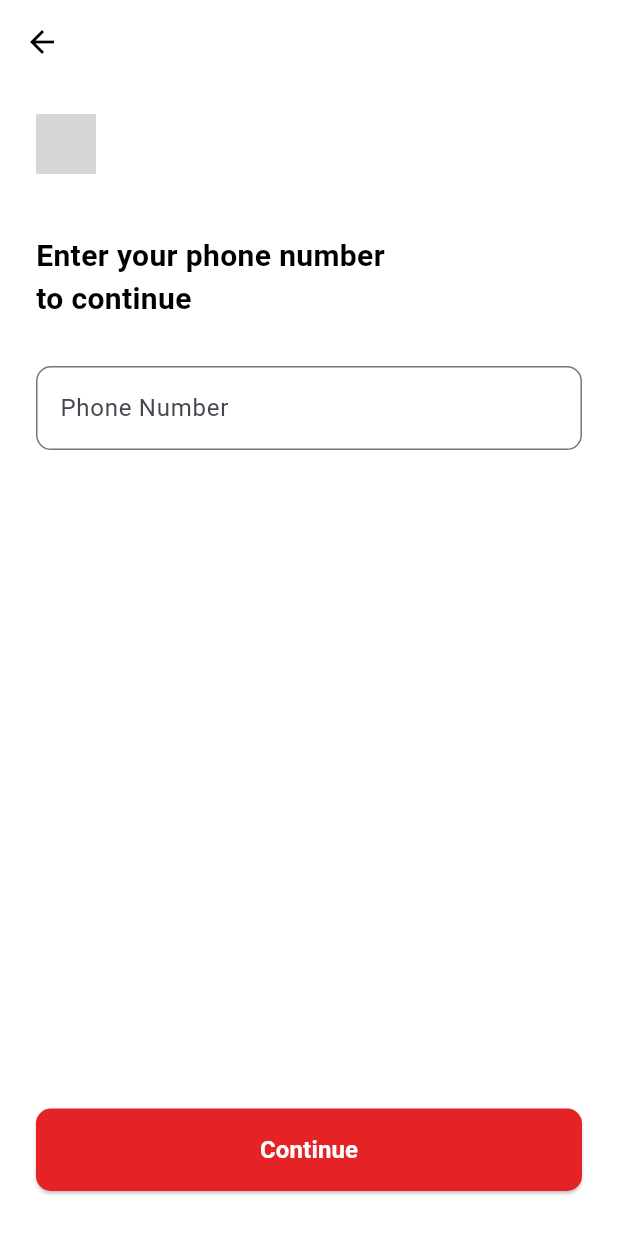
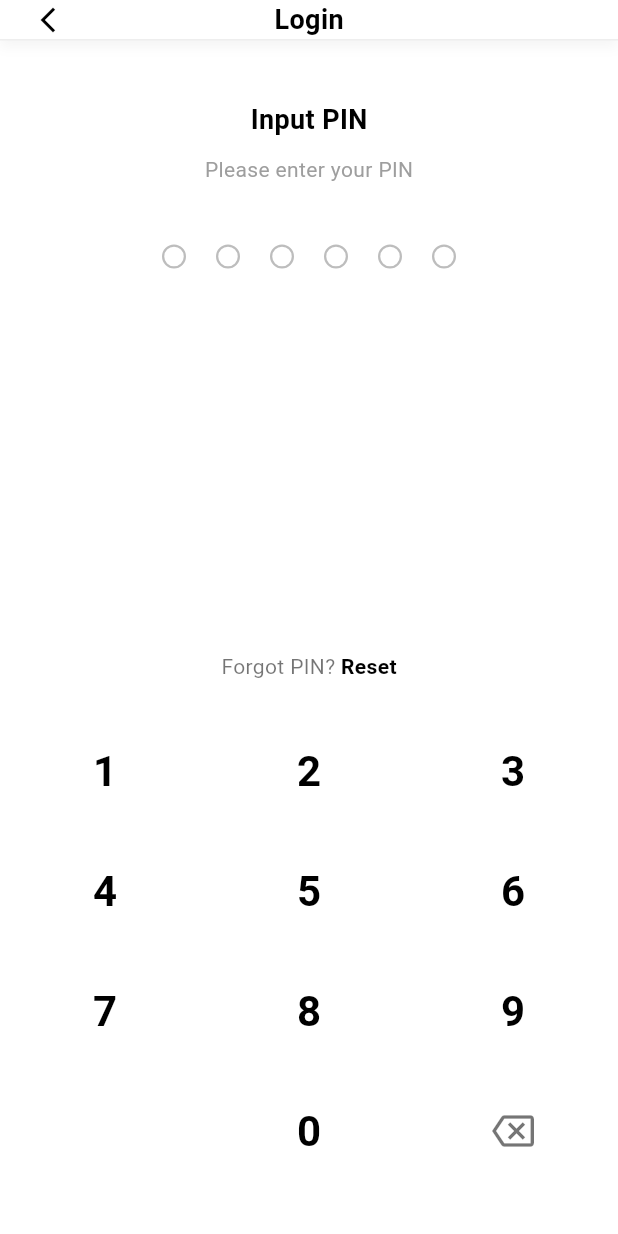
Before and after one commit to RafaEnricoo/Aplikasi_Mobile_LinkAja, a Flutter app: the screen it shows after launch, after a tap on "Get Started", on a phone screen of 412 x 824 dp. Run offline on Flutter 3.47's test engine with Material 3 defaults, Android fonts, the phone set to English and light mode, and no system bars; Roboto replaces fonts that are missing (Poppins); grey boxes are pictures that could not be loaded.

Commit message:
landing page

```diff
--- a/lib/screens/landing_page.dart
+++ b/lib/screens/landing_page.dart
@@ -1,5 +1,5 @@
 import 'package:flutter/material.dart';
-import 'dart:async'; // 1. IMPORT INI WAJIB (untuk Timer)
+import 'dart:async';
 import 'login.dart';
 
 class LandingPage extends StatefulWidget {
@@ -12,13 +12,11 @@ class LandingPage extends StatefulWidget {
 class _LandingPageState extends State<LandingPage> {
   final PageController _pageController = PageController();
   int _currentPage = 0;
-
   bool _isHovering = false;
-
-  // 2. VARIABEL TIMER
   Timer? _timer;
 
-  final Color brandRed = Colors.red;
+  // Warna Merah Vivid (Lebih Terang)
+  final Color brandRed = const Color(0xFFFF1F1F);
   final Color greyText = const Color(0xFF7A7A7A);
 
   final List<Map<String, String>> _slides = [
@@ -39,33 +37,30 @@ class _LandingPageState extends State<LandingPage> {
     },
   ];
 
-  // 3. INIT STATE: Jalankan Timer saat halaman dibuka
   @override
   void initState() {
     super.initState();
     _startAutoScroll();
   }
 
-  // 4. FUNGSI LOGIKA AUTO SCROLL
   void _startAutoScroll() {
     _timer = Timer.periodic(const Duration(seconds: 3), (Timer timer) {
       if (_currentPage < _slides.length - 1) {
         _currentPage++;
       } else {
-        _currentPage = 0; // Balik ke halaman pertama jika sudah mentok
+        _currentPage = 0;
       }
 
       if (_pageController.hasClients) {
         _pageController.animateToPage(
           _currentPage,
-          duration: const Duration(milliseconds: 350), // Kecepatan geser
-          curve: Curves.easeIn, // Efek animasi
+          duration: const Duration(milliseconds: 350),
+          curve: Curves.easeIn,
         );
       }
     });
   }
 
-  // 5. DISPOSE: Matikan Timer saat keluar halaman (PENTING biar gak memori leak)
   @override
   void dispose() {
     _timer?.cancel();
@@ -82,7 +77,7 @@ class _LandingPageState extends State<LandingPage> {
           children: [
             const SizedBox(height: 20),
 
-            // LOGO
+            // 1. LOGO
             Padding(
               padding: const EdgeInsets.symmetric(horizontal: 24.0),
               child: Image.asset(
@@ -96,7 +91,7 @@ class _LandingPageState extends State<LandingPage> {
               ),
             ),
 
-            // SLIDER
+            // 2. SLIDER GAMBAR
             Expanded(
               child: PageView.builder(
                 controller: _pageController,
@@ -116,12 +111,10 @@ class _LandingPageState extends State<LandingPage> {
               ),
             ),
 
-            // BOTTOM SECTION
-            Padding(
-              padding: const EdgeInsets.symmetric(horizontal: 24.0, vertical: 30.0),
-              child: Column(
-                children: [
-                  // INDIKATOR
+            // --- JARAK ANTARA SLIDER DAN INDIKATOR ---
+            const SizedBox(height: 40),
+
+            // 3. INDIKATOR (STATIC POSITION)
             Row(
               mainAxisAlignment: MainAxisAlignment.center,
               children: List.generate(
@@ -130,10 +123,14 @@ class _LandingPageState extends State<LandingPage> {
               ),
             ),
 
-                  const SizedBox(height: 40),
+            // 4. JARAK PEMISAH (GAP BESAR KE TOMBOL)
+            // Anda bisa sesuaikan 100-180 tergantung panjang layar HP target
+            const SizedBox(height: 180),
 
-                  // B. TOMBOL "Get Started" (REVISI: LEBIH TERANG & TEXT FIX)
-                  MouseRegion(
+            // 5. TOMBOL "Get Started"
+            Padding(
+              padding: const EdgeInsets.only(left: 24.0, right: 24.0, bottom: 40.0),
+              child: MouseRegion(
                 onEnter: (_) => setState(() => _isHovering = true),
                 onExit: (_) => setState(() => _isHovering = false),
 
@@ -151,52 +148,41 @@ class _LandingPageState extends State<LandingPage> {
                     height: 55,
                     decoration: BoxDecoration(
                       borderRadius: BorderRadius.circular(30),
-
-                          // 1. REVISI WARNA: MERAH LEBIH TERANG (VIVID)
                       gradient: LinearGradient(
                         begin: Alignment.topCenter,
                         end: Alignment.bottomCenter,
                         colors: _isHovering
-                              // Saat Hover: Merah agak Orange dikit biar nyala
                           ? [const Color(0xFFFF6B6B), const Color(0xFFFF3333)]
-                              // Normal: Merah Terang (Vivid) ke Merah LinkAja Standard
                           : [const Color(0xFFFF4545), const Color(0xFFE52326)],
                       ),
-
                       boxShadow: [
                         BoxShadow(
-                              color: const Color.fromARGB(255, 102, 20, 20).withOpacity(0.4), // Shadow merah gelap (bukan hitam pekat)
+                          color: const Color(0xFFD32F2F).withOpacity(0.4),
                           offset: const Offset(0, 4),
                           blurRadius: 8,
                         ),
                       ],
-
+                    ),
+                    foregroundDecoration: BoxDecoration(
+                      borderRadius: BorderRadius.circular(30),
                       border: Border(
                         top: BorderSide(color: Colors.white.withOpacity(0.5), width: 1.5),
                         right: BorderSide(color: Colors.white.withOpacity(0.3), width: 1.0),
-                            left: BorderSide.none,
-                            bottom: BorderSide(color: Colors.black.withOpacity(0.05), width: 1.0),
                       ),
                     ),
-
-                        // --- BAGIAN INI PENTING AGAR TEKS MUNCUL ---
-                        // Pastikan 'child' ini ada DI DALAM AnimatedContainer, bukan di luarnya
                     child: const Center(
                       child: Text(
                         "Get Started",
                         style: TextStyle(
                           fontSize: 18,
                           fontWeight: FontWeight.bold,
-                              color: Colors.white, // Warna teks putih
+                          color: Colors.white,
                           letterSpacing: 0.5,
                         ),
                       ),
                     ),
-                        // -------------------------------------------
                   ),
                 ),
-                  ),
-                ],
               ),
             ),
           ],
@@ -204,6 +190,8 @@ class _LandingPageState extends State<LandingPage> {
       ),
     );
   }
+
+  // --- HELPER WIDGETS ---
 
   Widget _buildSlideItem({
     required String image,
@@ -213,20 +201,33 @@ class _LandingPageState extends State<LandingPage> {
     return Padding(
       padding: const EdgeInsets.symmetric(horizontal: 24.0),
       child: Column(
-        mainAxisAlignment: MainAxisAlignment.center,
         children: [
-          ConstrainedBox(
-            constraints: const BoxConstraints(maxHeight: 300),
+          // SPACER ATAS (Mendorong konten ke bawah agar sejajar dasar)
+          const Spacer(),
+
+          // FIXED HEIGHT GAMBAR (Agar base-nya rata)
+          SizedBox(
+            height: 280,
+            width: double.infinity,
             child: Image.asset(
               image,
               fit: BoxFit.contain,
+              alignment: Alignment.bottomCenter,
               errorBuilder: (ctx, err, stack) => Container(
-                height: 250, width: 250, color: Colors.grey[200],
+                color: Colors.grey[200],
                 child: const Icon(Icons.image_not_supported, size: 50, color: Colors.grey),
               ),
             ),
           ),
+
           const SizedBox(height: 40),
+
+          // FIXED HEIGHT TEKS (Agar judul mulai di titik yg sama)
+          SizedBox(
+            height: 110,
+            child: Column(
+              mainAxisAlignment: MainAxisAlignment.start,
+              children: [
                 Text(
                   title,
                   textAlign: TextAlign.center,
@@ -236,15 +237,22 @@ class _LandingPageState extends State<LandingPage> {
                     color: Colors.black,
                     height: 1.2,
                   ),
+                  maxLines: 2,
+                  overflow: TextOverflow.ellipsis,
                 ),
                 const SizedBox(height: 16),
                 Text(
                   subtitle,
                   textAlign: TextAlign.center,
                   style: TextStyle(
-              fontSize: 14,
+                    fontSize: 16,
                     color: greyText,
                     height: 1.5,
+                  ),
+                  maxLines: 2,
+                  overflow: TextOverflow.ellipsis,
+                ),
+              ],
             ),
           ),
         ],
--- a/lib/screens/login.dart
+++ b/lib/screens/login.dart
@@ -1,94 +1,237 @@
 import 'package:flutter/material.dart';
-import 'dashboard.dart'; // Import Dashboard agar bisa masuk setelah login
+import 'dashboard.dart'; // Import dashboard untuk navigasi
 
-class LoginScreen extends StatelessWidget {
+class LoginScreen extends StatefulWidget {
   const LoginScreen({super.key});
+
+  @override
+  State<LoginScreen> createState() => _LoginScreenState();
+}
+
+class _LoginScreenState extends State<LoginScreen> {
+  String _enteredPin = "";
+  final int _pinLength = 6;
+
+  void _onKeyPressed(String value) {
+    if (_enteredPin.length < _pinLength) {
+      setState(() {
+        _enteredPin += value;
+      });
+      if (_enteredPin.length == _pinLength) {
+        _submitLogin();
+      }
+    }
+  }
+
+  void _onDeletePressed() {
+    if (_enteredPin.isNotEmpty) {
+      setState(() {
+        _enteredPin = _enteredPin.substring(0, _enteredPin.length - 1);
+      });
+    }
+  }
+
+  void _submitLogin() {
+    Future.delayed(const Duration(milliseconds: 300), () {
+      Navigator.pushAndRemoveUntil(
+        context,
+        MaterialPageRoute(builder: (context) => const DashboardScreen()),
+        (route) => false,
+      );
+    });
+  }
 
   @override
   Widget build(BuildContext context) {
     return Scaffold(
       backgroundColor: Colors.white,
-      appBar: AppBar(
-        backgroundColor: Colors.white,
-        elevation: 0,
-        // Tombol back hitam
-        leading: IconButton(
-          icon: const Icon(Icons.arrow_back, color: Colors.black),
+
+      // --- CUSTOM APP BAR ---
+      // Kita ganti AppBar biasa dengan PreferredSize agar bisa pakai Container + Dekorasi
+      appBar: PreferredSize(
+        preferredSize: const Size.fromHeight(60), // Tinggi Header
+        child: Container(
+          decoration: BoxDecoration(
+            color: Colors.white, // Background Shape Putih
+
+            // 1. STROKE / BORDER BAWAH
+            border: Border(
+              bottom: BorderSide(
+                color: Colors.grey.shade200, // Warna stroke tipis
+                width: 1.0,
+              ),
+            ),
+
+            // 2. SHADOW (BAYANGAN DI BAWAH HEADER)
+            boxShadow: [
+              BoxShadow(
+                color: Colors.black.withOpacity(0.04), // Bayangan halus
+                offset: const Offset(0, 4), // Arah bayangan ke bawah
+                blurRadius: 6, // Keburaman bayangan
+              ),
+            ],
+          ),
+          child: SafeArea(
+            child: Stack(
+              alignment: Alignment.center,
+              children: [
+                // Tombol Back (Kiri)
+                Positioned(
+                  left: 8, // Jarak dari kiri
+                  child: IconButton(
+                    icon: const Icon(Icons.arrow_back_ios_new, size: 20, color: Colors.black),
                     onPressed: () => Navigator.pop(context),
                   ),
                 ),
-      body: Padding(
-        padding: const EdgeInsets.symmetric(horizontal: 24.0),
-        child: Column(
-          crossAxisAlignment: CrossAxisAlignment.start,
-          children: [
-            const SizedBox(height: 20),
-            // Logo Kecil
-            Image.asset(
-              'assets/images/landing_page/logo_linkaja.png', // Pakai logo yang sama
-              height: 40,
-              errorBuilder: (ctx, err, stack) => const Icon(Icons.account_balance_wallet, color: Colors.red, size: 40),
-            ),
-            const SizedBox(height: 40),
 
-            // Judul
+                // Teks "Login" (Tengah)
                 const Text(
-              "Enter your phone number\nto continue",
+                  "Login",
                   style: TextStyle(
-                fontSize: 20,
+                    fontSize: 18,
                     fontWeight: FontWeight.bold,
                     color: Colors.black,
                   ),
                 ),
-
-            const SizedBox(height: 30),
-
-            // Input Field (Nomor HP)
-            TextField(
-              keyboardType: TextInputType.phone,
-              decoration: InputDecoration(
-                labelText: "Phone Number",
-                prefixText: "+62 ",
-                border: OutlineInputBorder(
-                  borderRadius: BorderRadius.circular(10),
+              ],
             ),
-                focusedBorder: OutlineInputBorder(
-                  borderRadius: BorderRadius.circular(10),
-                  borderSide: const BorderSide(color: Color(0xFFE52326)),
           ),
         ),
       ),
 
+      body: Column(
+        children: [
+          const SizedBox(height: 40),
+
+          // --- INSTRUKSI ---
+          const Text(
+            "Input PIN",
+            style: TextStyle(
+              fontSize: 18,
+              fontWeight: FontWeight.bold,
+              color: Colors.black,
+            ),
+          ),
+          const SizedBox(height: 10),
+          const Text(
+            "Please enter your PIN",
+            style: TextStyle(
+              fontSize: 14,
+              color: Colors.grey,
+            ),
+          ),
+
+          const SizedBox(height: 40),
+
+          // --- INDIKATOR PIN ---
+          Row(
+            mainAxisAlignment: MainAxisAlignment.center,
+            children: List.generate(_pinLength, (index) {
+              bool isFilled = index < _enteredPin.length;
+              return Container(
+                margin: const EdgeInsets.symmetric(horizontal: 10),
+                width: 16,
+                height: 16,
+                decoration: BoxDecoration(
+                  shape: BoxShape.circle,
+                  color: isFilled ? const Color(0xFFED1C24) : Colors.transparent,
+                  border: Border.all(
+                    color: isFilled ? const Color(0xFFED1C24) : Colors.grey.shade400,
+                    width: 1.5,
+                  ),
+                ),
+              );
+            }),
+          ),
+
           const Spacer(),
 
-            // Tombol Login / Continue
-            SizedBox(
-              width: double.infinity,
-              height: 55,
-              child: ElevatedButton(
-                onPressed: () {
-                  // --- MASUK KE DASHBOARD ---
-                  // Gunakan pushAndRemoveUntil agar user GAK BISA BACK ke halaman login
-                  Navigator.pushAndRemoveUntil(
-                    context,
-                    MaterialPageRoute(builder: (context) => const DashboardScreen()),
-                    (route) => false, // Hapus semua riwayat halaman sebelumnya
-                  );
+          // --- FORGOT PIN ---
+          Row(
+            mainAxisAlignment: MainAxisAlignment.center,
+            children: [
+              const Text(
+                "Forgot PIN? ",
+                style: TextStyle(color: Colors.black54, fontSize: 14),
+              ),
+              GestureDetector(
+                onTap: () {
+                  print("Reset clicked");
                 },
-                style: ElevatedButton.styleFrom(
-                  backgroundColor: const Color(0xFFE52326),
-                  shape: RoundedRectangleBorder(
-                    borderRadius: BorderRadius.circular(10),
-                  ),
-                ),
                 child: const Text(
-                  "Continue",
-                  style: TextStyle(fontSize: 16, fontWeight: FontWeight.bold, color: Colors.white),
+                  "Reset",
+                  style: TextStyle(
+                    color: Colors.black,
+                    fontWeight: FontWeight.bold,
+                    fontSize: 14,
                   ),
                 ),
               ),
+            ],
+          ),
+
           const SizedBox(height: 30),
+
+          // --- KEYPAD ---
+          Container(
+            padding: const EdgeInsets.only(bottom: 40, left: 40, right: 40),
+            child: Column(
+              children: [
+                _buildKeypadRow(['1', '2', '3']),
+                const SizedBox(height: 20),
+                _buildKeypadRow(['4', '5', '6']),
+                const SizedBox(height: 20),
+                _buildKeypadRow(['7', '8', '9']),
+                const SizedBox(height: 20),
+                Row(
+                  mainAxisAlignment: MainAxisAlignment.spaceBetween,
+                  children: [
+                    const SizedBox(width: 60, height: 60),
+                    _buildKeypadButton('0'),
+                    SizedBox(
+                      width: 60,
+                      height: 60,
+                      child: InkWell(
+                        onTap: _onDeletePressed,
+                        borderRadius: BorderRadius.circular(30),
+                        child: const Icon(Icons.backspace_outlined, size: 28, color: Colors.black54),
+                      ),
+                    ),
                   ],
+                ),
+              ],
+            ),
+          ),
+        ],
+      ),
+    );
+  }
+
+  Widget _buildKeypadRow(List<String> keys) {
+    return Row(
+      mainAxisAlignment: MainAxisAlignment.spaceBetween,
+      children: keys.map((key) {
+        return _buildKeypadButton(key);
+      }).toList(),
+    );
+  }
+
+  Widget _buildKeypadButton(String value) {
+    return SizedBox(
+      width: 60,
+      height: 60,
+      child: InkWell(
+        onTap: () => _onKeyPressed(value),
+        borderRadius: BorderRadius.circular(30),
+        child: Center(
+          child: Text(
+            value,
+            style: const TextStyle(
+              fontSize: 28,
+              fontWeight: FontWeight.bold,
+              color: Colors.black,
+            ),
+          ),
         ),
       ),
     );
```
Lines whose indentation alone changed are shown as unchanged.
